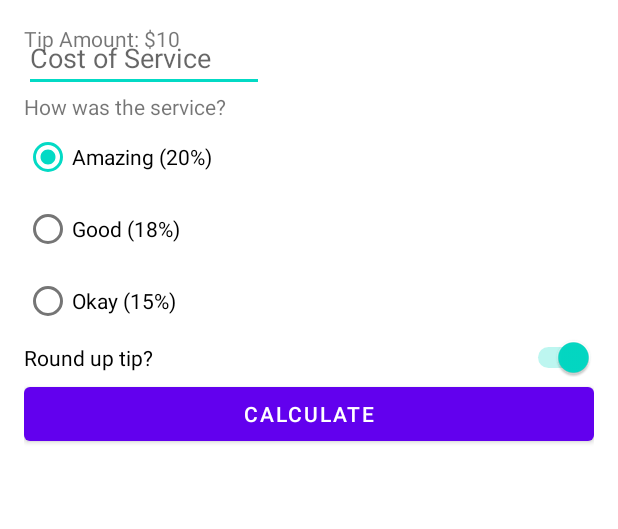
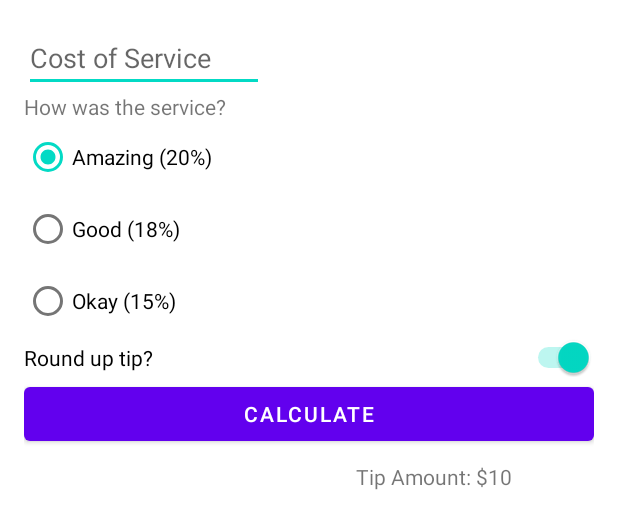
Before and after one commit to Alberto-Lem/Tip-Time, an Android app: the layout activity_main.xml on its own in the app's theme, with its tools: preview values and no code run, on a phone screen of 412 x 824 dp. Shown: the top 529 px of the screen. Run offline under Robolectric (Android 15) with nearby library versions, the phone set to English and light mode, and no system bars.

Commit message:
Correccion de resultado

```diff
--- a/app/src/main/res/layout/activity_main.xml
+++ b/app/src/main/res/layout/activity_main.xml
@@ -75,8 +75,11 @@
         android:id="@+id/tip_result"
         android:layout_width="wrap_content"
         android:layout_height="wrap_content"
-        tools:layout_editor_absoluteX="184dp"
-        tools:layout_editor_absoluteY="299dp"
+        android:layout_marginTop="8dp"
+        app:layout_constraintEnd_toEndOf="parent"
+        app:layout_constraintHorizontal_bias="0.801"
+        app:layout_constraintStart_toStartOf="parent"
+        app:layout_constraintTop_toBottomOf="@+id/calculate_button"
         tools:text="Tip Amount: $10" />
     app:layout_constraintEnd_toEndOf="parent"
         app:layout_constraintTop_toBottomOf="@id/calculate_button" />
```
